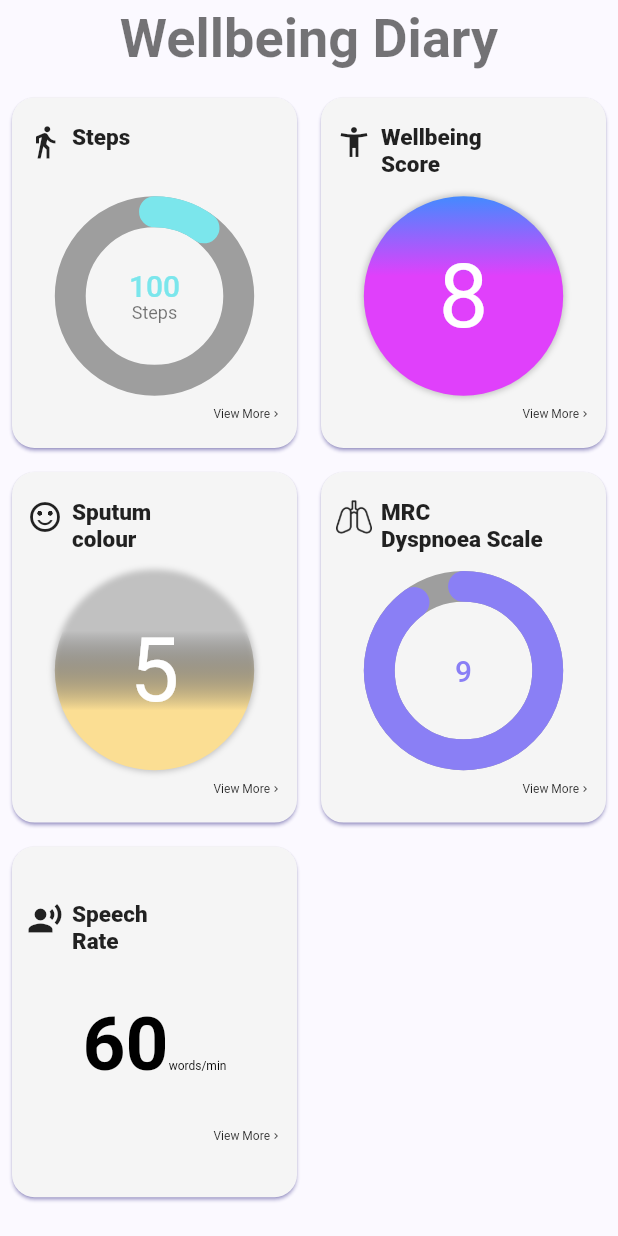
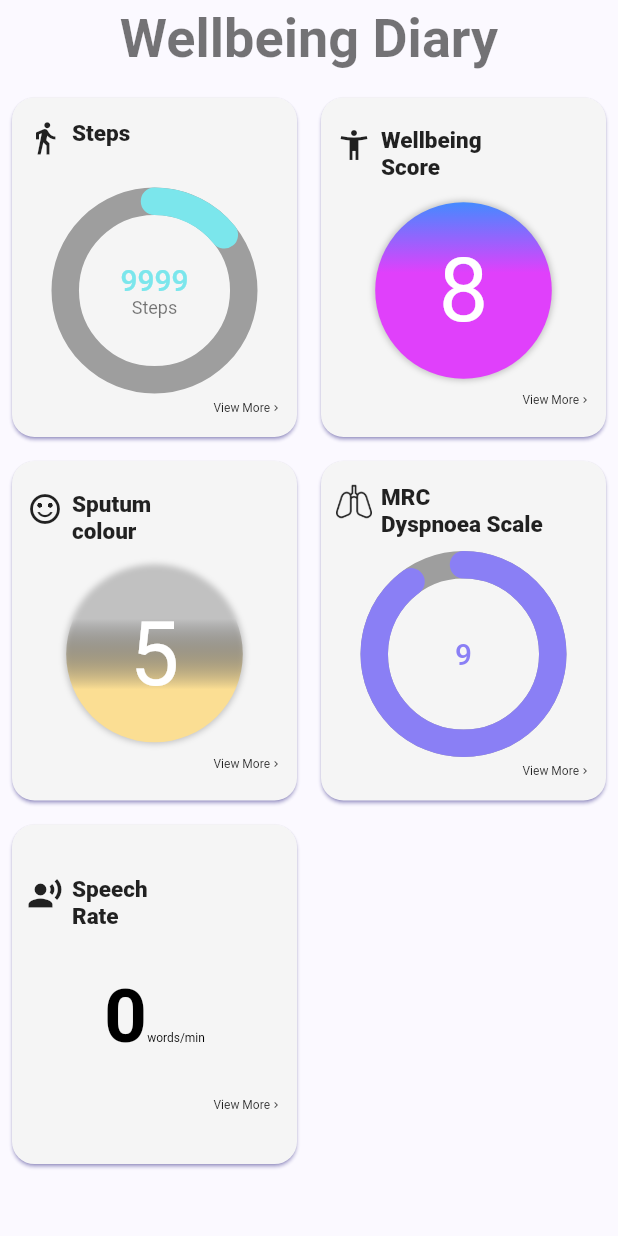
Before and after one commit to aleksei-sukhov-ucl/DataCaptureApp_NudgeMe, a Flutter app: the WellbeingPage screen opened directly, on a phone screen of 412 x 824 dp. Run offline on Flutter 3.47's test engine with Material 2 defaults, Android fonts, the light colour scheme and no system bars; drawn by our look-alikes of percent_indicator; our stand-ins replace charts_flutter, clock, contacts_service, convex_bottom_bar, fl_chart, flutter_local_notifications and 18 more; missing offline and left inert: cron, encrypt, flutter_sms, highlighter_coachmark, pointycastle, qr_code_scanner and 1 more; accounts and stored records are empty; network calls fail; Roboto replaces fonts that are missing (Lato-Regular); statements that could not run were skipped.

Commit message:
Wellbeing page - editing tile height/width ratio.
Also edited the SQFLite model

```diff
--- a/lib/model/friends_model.dart
+++ b/lib/model/friends_model.dart
@@ -7,7 +7,7 @@ const _dbName = "friends_db.db";
 
 // versions could be used to change the database schema once the app is
 // already released (since you cannot ask users to reinstall the app)
-const _dbVersion = 1;
+const _dbVersion = 2;
 
 const _tableName = "Friends";
 const _columns = [
--- a/lib/model/user_model.dart
+++ b/lib/model/user_model.dart
@@ -7,7 +7,7 @@ const _dbName = "wellbeing_items_db.db";
 
 // versions could be used to change the database schema once the app is
 // already released (since you cannot ask users to reinstall the app)
-const _dbVersion = 1;
+const _dbVersion = 2;
 
 const _tableName = "WellbeingItems";
 const _columns = [
@@ -16,16 +16,20 @@ const _columns = [
   "postcode",
   "wellbeing_score",
   "steps",
+  "sputumColour",
+  "mrcDyspnoeaScale",
+  "speechRate",
+  "audioURL",
   "support_code"
 ];
 
 /// Singleton [ChangeNotifier] to read/write to DB.
 /// Stores the user's wellbeing scores and steps.
 class UserWellbeingDB extends ChangeNotifier {
+  UserWellbeingDB._(); // private constructor
   static final UserWellbeingDB _instance = UserWellbeingDB._();
   static Database _database;
 
-  UserWellbeingDB._(); // private constructor
   factory UserWellbeingDB() =>
       _instance; // factory so we don't return new instance
 
@@ -45,16 +49,25 @@ class UserWellbeingDB extends ChangeNotifier {
       postcode: String,
       wellbeingScore: double,
       numSteps: int,
+      sputumColour: int,
+      mrcDyspnoeaScale: int,
+      speechRate: int,
+      audioURL: String,
       supportCode: String}) async {
     assert(wellbeingScore != null);
-    return insert(WellbeingItem(
-      id: null,
-      date: date,
-      postcode: postcode,
-      wellbeingScore: wellbeingScore,
-      numSteps: numSteps,
-      supportCode: supportCode,
-    ));
+    return insert(
+      WellbeingItem(
+          id: null,
+          date: date,
+          postcode: postcode,
+          wellbeingScore: wellbeingScore,
+          numSteps: numSteps,
+          sputumColour: sputumColour,
+          mrcDyspnoeaScale: mrcDyspnoeaScale,
+          speechRate: speechRate,
+          audioURL: audioURL,
+          supportCode: supportCode),
+    );
   }
 
   /// returns up to n wellbeing items
@@ -105,7 +118,11 @@ class UserWellbeingDB extends ChangeNotifier {
       ${_columns[2]} TEXT,
       ${_columns[3]} DOUBLE,
       ${_columns[4]} INTEGER,
-      ${_columns[5]} TEXT
+      ${_columns[5]} INTEGER,
+      ${_columns[6]} INTEGER,
+      ${_columns[7]} INTEGER,
+      ${_columns[8]} TEXT,
+      ${_columns[9]} TEXT
     )
       ''');
   }
@@ -118,6 +135,10 @@ class WellbeingItem {
   String postcode; // it's possible that the user moves house
   double wellbeingScore;
   int numSteps;
+  int sputumColour;
+  int mrcDyspnoeaScale;
+  int speechRate;
+  String audioURL;
   String supportCode;
 
   WellbeingItem(
@@ -126,7 +147,11 @@ class WellbeingItem {
       this.postcode,
       this.wellbeingScore,
       this.numSteps,
-      this.supportCode});
+      this.supportCode,
+      this.sputumColour,
+      this.mrcDyspnoeaScale,
+      this.audioURL,
+      this.speechRate});
 
   WellbeingItem.fromMap(Map<String, dynamic> map) {
     id = map[_columns[0]];
@@ -134,7 +159,11 @@ class WellbeingItem {
     postcode = map[_columns[2]];
     wellbeingScore = map[_columns[3]];
     numSteps = map[_columns[4]];
-    supportCode = map[_columns[5]];
+    sputumColour = map[_columns[5]];
+    mrcDyspnoeaScale = map[_columns[6]];
+    speechRate = map[_columns[7]];
+    audioURL = map[_columns[8]];
+    supportCode = map[_columns[9]];
   }
 
   Map<String, dynamic> toMap() {
@@ -144,7 +173,11 @@ class WellbeingItem {
       _columns[2]: postcode,
       _columns[3]: wellbeingScore,
       _columns[4]: numSteps,
-      _columns[5]: supportCode,
+      _columns[5]: sputumColour,
+      _columns[6]: mrcDyspnoeaScale,
+      _columns[7]: speechRate,
+      _columns[8]: audioURL,
+      _columns[9]: supportCode,
     };
     if (id != null) {
       map[_columns[0]] = id;
--- a/lib/pages/testing_page.dart
+++ b/lib/pages/testing_page.dart
@@ -44,6 +44,10 @@ class TestingPage extends StatelessWidget {
                 postcode: prefs.getString('postcode'),
                 wellbeingScore: Random().nextDouble() * 10.0,
                 numSteps: Random().nextInt(70001),
+                sputumColour: Random().nextInt(6),
+                mrcDyspnoeaScale: Random().nextInt(6),
+                speechRate: Random().nextInt(100),
+                audioURL: "helloworld",
                 supportCode: prefs.getString('support_code'),
                 date: dateStr,
               ));
--- a/lib/pages/wellbeing_page/cards.dart
+++ b/lib/pages/wellbeing_page/cards.dart
@@ -26,7 +26,7 @@ List<CardClass> cards = [
       cardId: 0,
       cardIcon: Icon(Icons.directions_walk),
       titleOfCard: "Steps",
-      score: 10000,
+      score: 9999,
       units: "Steps",
       color: Color.fromRGBO(123, 230, 236, 1),
       text:
--- a/lib/pages/wellbeing_page/circle_progress.dart
+++ b/lib/pages/wellbeing_page/circle_progress.dart
@@ -6,11 +6,11 @@ import 'package:percent_indicator/circular_percent_indicator.dart';
 
 class CirclePercentIndicator extends StatefulWidget {
   final Color color;
-  final int actualValue;
+  final int score;
   final int goal;
   final String units;
   const CirclePercentIndicator(
-      {Key key, this.color, this.actualValue, this.goal, this.units})
+      {Key key, this.color, this.score = 0, this.goal = 70000, this.units})
       : super(key: key);
 
   @override
@@ -29,19 +29,18 @@ class _CirclePercentIndicator extends State<CirclePercentIndicator> {
   Widget build(BuildContext context) {
     return Container(
       child: CircularPercentIndicator(
-        radius: MediaQuery.of(context).size.width / 3.1,
-        lineWidth: MediaQuery.of(context).size.width / 20,
+        radius: MediaQuery.of(context).size.height / 6,
+        lineWidth: MediaQuery.of(context).size.height / 45,
         animation: true,
-        percent: (widget.actualValue / widget.goal >= 1)
-            ? 1
-            : widget.actualValue / widget.goal,
+        percent:
+            (widget.score / widget.goal >= 1) ? 1 : widget.score / widget.goal,
         center: Center(
           child: Column(
             mainAxisAlignment: MainAxisAlignment.center,
             crossAxisAlignment: CrossAxisAlignment.center,
             children: [
               Text(
-                widget.actualValue.toString(),
+                widget.score.toString(),
                 style: Theme.of(context)
                     .textTheme
                     .bodyText1
--- a/lib/pages/wellbeing_page/homePageGridView.dart
+++ b/lib/pages/wellbeing_page/homePageGridView.dart
@@ -28,7 +28,7 @@ class _HomePageGridViewState extends State<HomePageGridView> {
       /// Steps
       case 0:
         return CirclePercentIndicator(
-            color: card.color, actualValue: 100, goal: 1000, units: card.units);
+            color: card.color, score: card.score, units: card.units);
 
       /// Wellbeing Score
       case 1:
@@ -46,7 +46,7 @@ class _HomePageGridViewState extends State<HomePageGridView> {
       /// Breathlessness
       case 3:
         return CirclePercentIndicator(
-            color: card.color, actualValue: card.score, goal: 10, units: "");
+            color: card.color, score: card.score, goal: 10, units: "");
 
       /// Speech Rate
       case 4:
@@ -67,7 +67,7 @@ class _HomePageGridViewState extends State<HomePageGridView> {
         gridDelegate: SliverGridDelegateWithFixedCrossAxisCount(
           crossAxisCount: 2,
           childAspectRatio: MediaQuery.of(context).size.width /
-              (MediaQuery.of(context).size.height / 1.65),
+              (MediaQuery.of(context).size.height / 1.7),
         ),
         itemBuilder: (BuildContext context, int index) {
           // print(cards[index].units);
--- a/lib/pages/wellbeing_page/speech_rate_tile.dart
+++ b/lib/pages/wellbeing_page/speech_rate_tile.dart
@@ -3,7 +3,8 @@ import 'package:nudge_me/pages/wellbeing_page/cards.dart';
 
 class SpeechRareTile extends StatefulWidget {
   final CardClass card;
-  const SpeechRareTile({Key key, this.card}) : super(key: key);
+  final int score;
+  const SpeechRareTile({Key key, this.card, this.score = 0}) : super(key: key);
 
   @override
   _SpeechRareTileState createState() => _SpeechRareTileState();
@@ -18,7 +19,7 @@ class _SpeechRareTileState extends State<SpeechRareTile> {
           style: TextStyle(color: Colors.black),
           children: [
             TextSpan(
-              text: "${widget.card.score}",
+              text: widget.score == null ? "N/A" : widget.score.toString(),
               style: TextStyle(fontWeight: FontWeight.bold, fontSize: 50),
             ),
             TextSpan(text: "words/min", style: TextStyle(fontSize: 8))
--- a/lib/shared/wellbeing_circle.dart
+++ b/lib/shared/wellbeing_circle.dart
@@ -49,8 +49,8 @@ class _WellbeingCircleState extends State<WellbeingCircle> {
 
     final bgCircle = AnimatedContainer(
       duration: Duration(milliseconds: 900),
-      width: MediaQuery.of(context).size.width / 3.1,
-      height: MediaQuery.of(context).size.width / 3.1,
+      width: MediaQuery.of(context).size.height / 7,
+      height: MediaQuery.of(context).size.height / 7,
       decoration: BoxDecoration(
         gradient: LinearGradient(
             begin: Alignment.bottomCenter,
```
